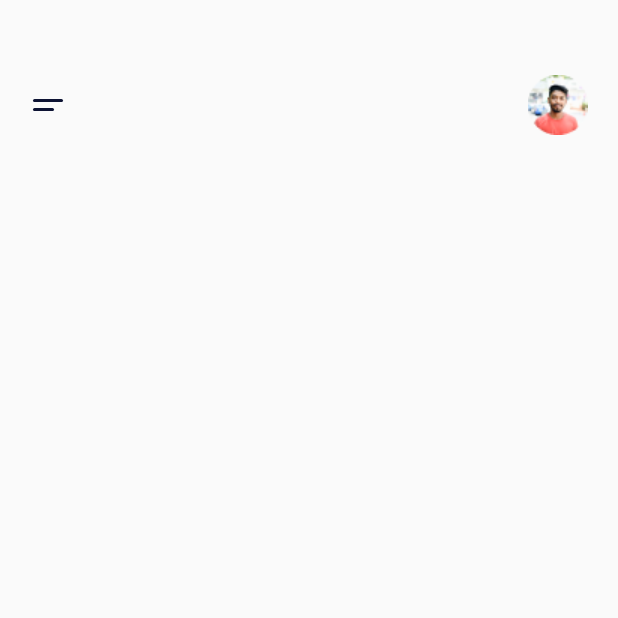
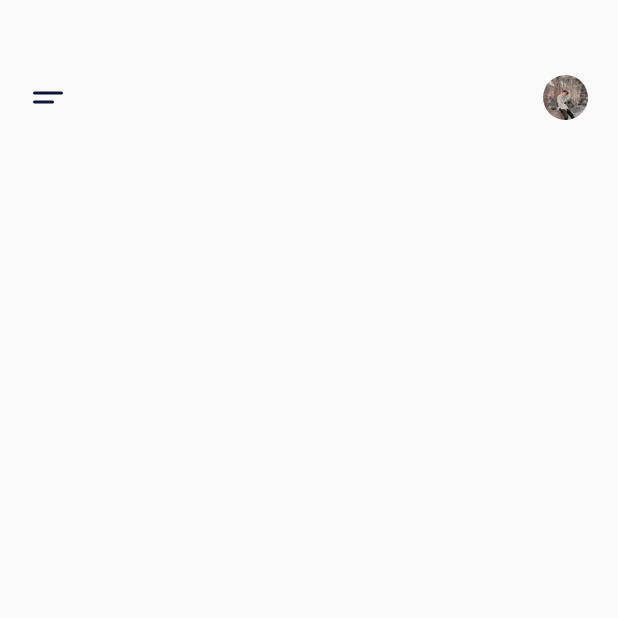
Before and after one commit to JARNBOY/CourseOnlineApp_flutter, a Flutter app: the screen it shows after launch, on a phone screen of 412 x 824 dp, the top half of it. Run offline on Flutter 3.47's test engine with Material 2 defaults, Android fonts, the phone set to English and light mode, and no system bars; our stand-ins replace flutter_svg.

```diff
--- a/couseonlineapp_flutter/lib/main.dart
+++ b/couseonlineapp_flutter/lib/main.dart
@@ -30,7 +30,14 @@ class HomeScreen extends StatelessWidget {
               mainAxisAlignment: MainAxisAlignment.spaceBetween,
               children: <Widget>[
                 SvgPicture.asset("assets/icons/menu.svg"),
-                Image.asset("assets/images/user.png")
+                ClipRRect(
+                  borderRadius: BorderRadius.circular(30.0),
+                  child: Image.asset(
+                    "assets/images/user.jpg",
+                    width: 30,
+                    height: 30,
+                  ),
+                )
               ],
             )
           ],
```
Also changed, not shown: couseonlineapp_flutter/assets/images/user.jpg (added).
